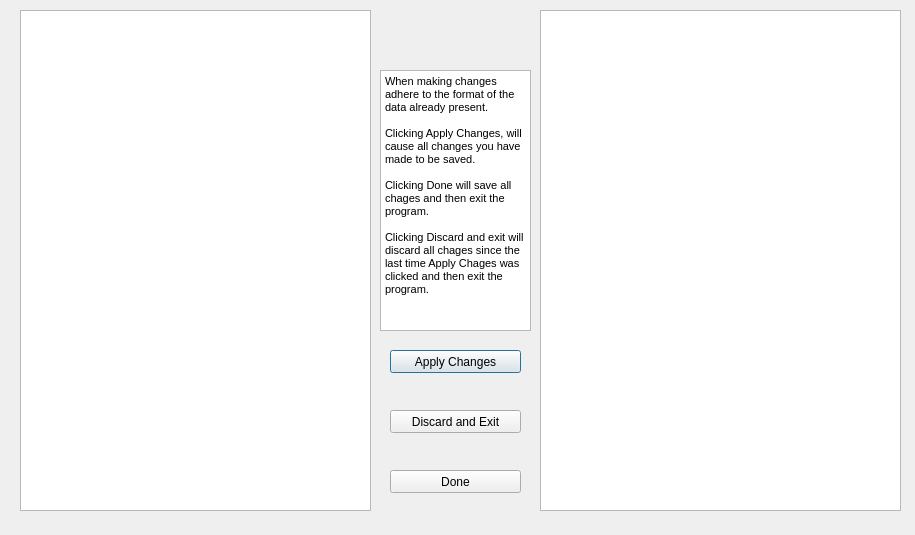
This is CS1D-Project1_QT/adminwindow.ui in taalonn/CS1D-GroupProject_1 as Qt 5 draws it before an edit. The edited form follows.
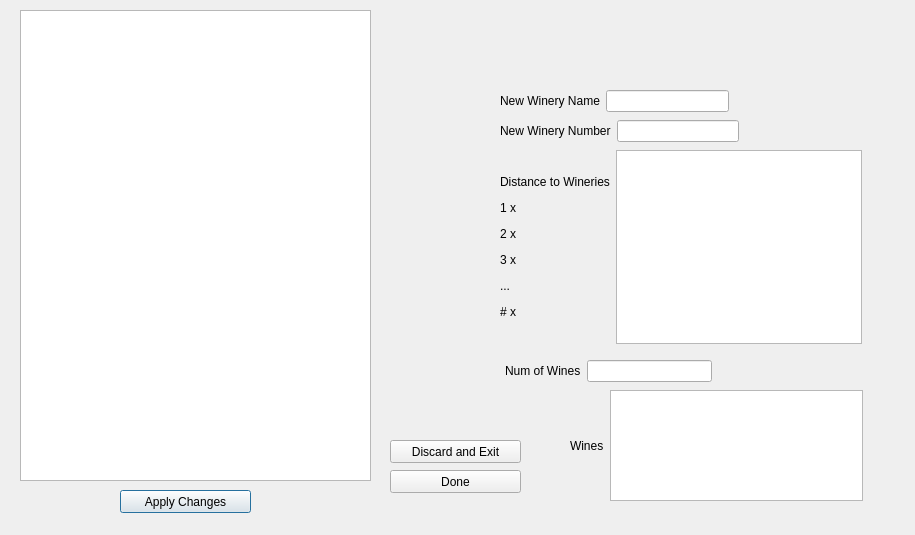
This is the edited form.

Diff of the .ui file:
```diff
--- a/CS1D-Project1_QT/adminwindow.ui
+++ b/CS1D-Project1_QT/adminwindow.ui
@@ -19,25 +19,15 @@
      <x>20</x>
      <y>10</y>
      <width>351</width>
-     <height>501</height>
-    </rect>
-   </property>
-  </widget>
-  <widget class="QTextEdit" name="detailsedit">
-   <property name="geometry">
-    <rect>
-     <x>540</x>
-     <y>10</y>
-     <width>361</width>
-     <height>501</height>
+     <height>471</height>
     </rect>
    </property>
   </widget>
   <widget class="QPushButton" name="pushButton">
    <property name="geometry">
     <rect>
-     <x>390</x>
-     <y>350</y>
+     <x>120</x>
+     <y>490</y>
      <width>131</width>
      <height>23</height>
     </rect>
@@ -50,7 +40,7 @@
    <property name="geometry">
     <rect>
      <x>390</x>
-     <y>410</y>
+     <y>440</y>
      <width>131</width>
      <height>23</height>
     </rect>
@@ -72,28 +62,125 @@
     <string>Done</string>
    </property>
   </widget>
-  <widget class="QTextBrowser" name="textBrowser">
+  <widget class="QLineEdit" name="lineEdit_3">
    <property name="geometry">
     <rect>
-     <x>380</x>
-     <y>70</y>
-     <width>151</width>
-     <height>261</height>
+     <x>620</x>
+     <y>310</y>
+     <width>113</width>
+     <height>20</height>
     </rect>
    </property>
-   <property name="html">
-    <string>&lt;!DOCTYPE HTML PUBLIC &quot;-//W3C//DTD HTML 4.0//EN&quot; &quot;http://www.w3.org/TR/REC-html40/strict.dtd&quot;&gt;
-&lt;html&gt;&lt;head&gt;&lt;meta name=&quot;qrichtext&quot; content=&quot;1&quot; /&gt;&lt;style type=&quot;text/css&quot;&gt;
-p, li { white-space: pre-wrap; }
-&lt;/style&gt;&lt;/head&gt;&lt;body style=&quot; font-family:'MS Shell Dlg 2'; font-size:8.25pt; font-weight:400; font-style:normal;&quot;&gt;
-&lt;p style=&quot; margin-top:0px; margin-bottom:0px; margin-left:0px; margin-right:0px; -qt-block-indent:0; text-indent:0px;&quot;&gt;&lt;span style=&quot; font-size:8pt;&quot;&gt;When making changes adhere to the format of the data already present.&lt;/span&gt;&lt;/p&gt;
-&lt;p style=&quot;-qt-paragraph-type:empty; margin-top:0px; margin-bottom:0px; margin-left:0px; margin-right:0px; -qt-block-indent:0; text-indent:0px;&quot;&gt;&lt;br /&gt;&lt;/p&gt;
-&lt;p style=&quot; margin-top:0px; margin-bottom:0px; margin-left:0px; margin-right:0px; -qt-block-indent:0; text-indent:0px;&quot;&gt;Clicking Apply Changes, will cause all changes you have made to be saved.&lt;/p&gt;
-&lt;p style=&quot;-qt-paragraph-type:empty; margin-top:0px; margin-bottom:0px; margin-left:0px; margin-right:0px; -qt-block-indent:0; text-indent:0px;&quot;&gt;&lt;br /&gt;&lt;/p&gt;
-&lt;p style=&quot; margin-top:0px; margin-bottom:0px; margin-left:0px; margin-right:0px; -qt-block-indent:0; text-indent:0px;&quot;&gt;Clicking Done will save all chages and then exit the program.&lt;/p&gt;
-&lt;p style=&quot;-qt-paragraph-type:empty; margin-top:0px; margin-bottom:0px; margin-left:0px; margin-right:0px; -qt-block-indent:0; text-indent:0px;&quot;&gt;&lt;br /&gt;&lt;/p&gt;
-&lt;p style=&quot; margin-top:0px; margin-bottom:0px; margin-left:0px; margin-right:0px; -qt-block-indent:0; text-indent:0px;&quot;&gt;Clicking Discard and exit will discard all chages since the last time Apply Chages was clicked and then exit the program.&lt;/p&gt;&lt;/body&gt;&lt;/html&gt;</string>
+  </widget>
+  <widget class="QWidget" name="">
+   <property name="geometry">
+    <rect>
+     <x>500</x>
+     <y>90</y>
+     <width>229</width>
+     <height>22</height>
+    </rect>
    </property>
+   <layout class="QHBoxLayout" name="horizontalLayout">
+    <item>
+     <widget class="QLabel" name="label">
+      <property name="text">
+       <string>New Winery Name</string>
+      </property>
+     </widget>
+    </item>
+    <item>
+     <widget class="QLineEdit" name="name"/>
+    </item>
+   </layout>
+  </widget>
+  <widget class="QWidget" name="">
+   <property name="geometry">
+    <rect>
+     <x>500</x>
+     <y>120</y>
+     <width>239</width>
+     <height>22</height>
+    </rect>
+   </property>
+   <layout class="QHBoxLayout" name="horizontalLayout_2">
+    <item>
+     <widget class="QLabel" name="label_2">
+      <property name="text">
+       <string>New Winery Number</string>
+      </property>
+     </widget>
+    </item>
+    <item>
+     <widget class="QLineEdit" name="wineryNum"/>
+    </item>
+   </layout>
+  </widget>
+  <widget class="QWidget" name="">
+   <property name="geometry">
+    <rect>
+     <x>500</x>
+     <y>150</y>
+     <width>362</width>
+     <height>194</height>
+    </rect>
+   </property>
+   <layout class="QHBoxLayout" name="horizontalLayout_3">
+    <item>
+     <widget class="QLabel" name="label_3">
+      <property name="text">
+       <string>&lt;html&gt;&lt;head/&gt;&lt;body&gt;&lt;p&gt;Distance to Wineries&lt;/p&gt;&lt;p&gt;1 x&lt;/p&gt;&lt;p&gt;2 x&lt;/p&gt;&lt;p&gt;3 x&lt;/p&gt;&lt;p&gt;...&lt;/p&gt;&lt;p&gt;# x&lt;/p&gt;&lt;/body&gt;&lt;/html&gt;</string>
+      </property>
+     </widget>
+    </item>
+    <item>
+     <widget class="QTextEdit" name="distances"/>
+    </item>
+   </layout>
+  </widget>
+  <widget class="QWidget" name="">
+   <property name="geometry">
+    <rect>
+     <x>505</x>
+     <y>360</y>
+     <width>207</width>
+     <height>22</height>
+    </rect>
+   </property>
+   <layout class="QHBoxLayout" name="horizontalLayout_4">
+    <item>
+     <widget class="QLabel" name="label_4">
+      <property name="text">
+       <string>Num of Wines</string>
+      </property>
+     </widget>
+    </item>
+    <item>
+     <widget class="QLineEdit" name="wineNum"/>
+    </item>
+   </layout>
+  </widget>
+  <widget class="QWidget" name="">
+   <property name="geometry">
+    <rect>
+     <x>570</x>
+     <y>390</y>
+     <width>293</width>
+     <height>111</height>
+    </rect>
+   </property>
+   <layout class="QHBoxLayout" name="horizontalLayout_5">
+    <item>
+     <widget class="QLabel" name="label_5">
+      <property name="text">
+       <string>Wines</string>
+      </property>
+     </widget>
+    </item>
+    <item>
+     <widget class="QTextEdit" name="textEdit"/>
+    </item>
+   </layout>
   </widget>
  </widget>
  <resources/>
```
